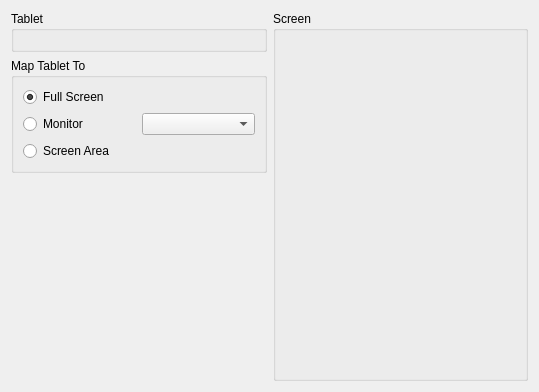
KDE/wacomtablet, file src/kcmodule/screenareaselectionwidget.ui: the form before one commit.
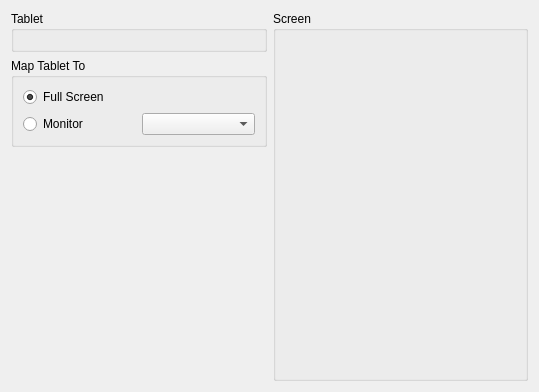
The form after the commit. Custom widgets are drawn as their Qt base class.

Commit message:
Converted the screen area selection widget to MVP.
The ScreenAreaSelectionWidget was converted to a proper MVP model as it
will need access to many of the logic classes to do proper rotation
calculations. This code does not belong into a widget which is why the
widget was ported to a MVP model so we can properly separate the logic
from the view.

```diff
--- a/src/kcmodule/screenareaselectionwidget.ui
+++ b/src/kcmodule/screenareaselectionwidget.ui
@@ -58,13 +58,6 @@
           </item>
          </layout>
         </item>
-        <item>
-         <widget class="QRadioButton" name="selectAreaRadio">
-          <property name="text">
-           <string>Screen Area</string>
-          </property>
-         </widget>
-        </item>
        </layout>
       </widget>
      </item>
```
Left out of the diff: 16 changed lines with no effect on the pictures. The commit also changes 11 other files.
